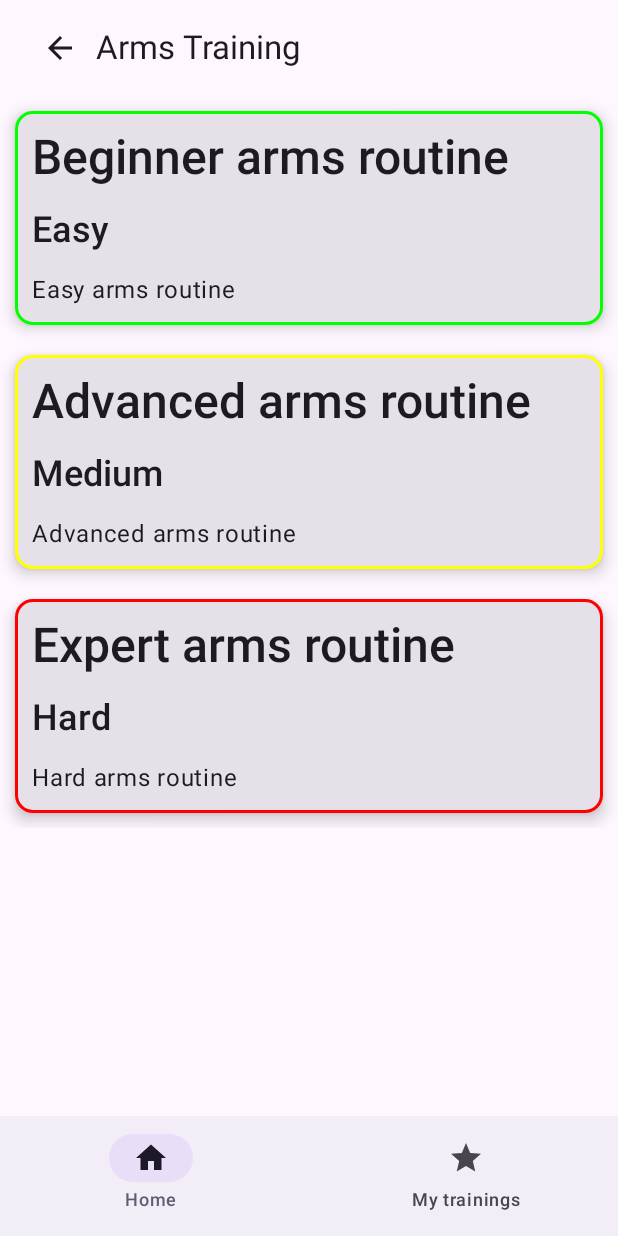
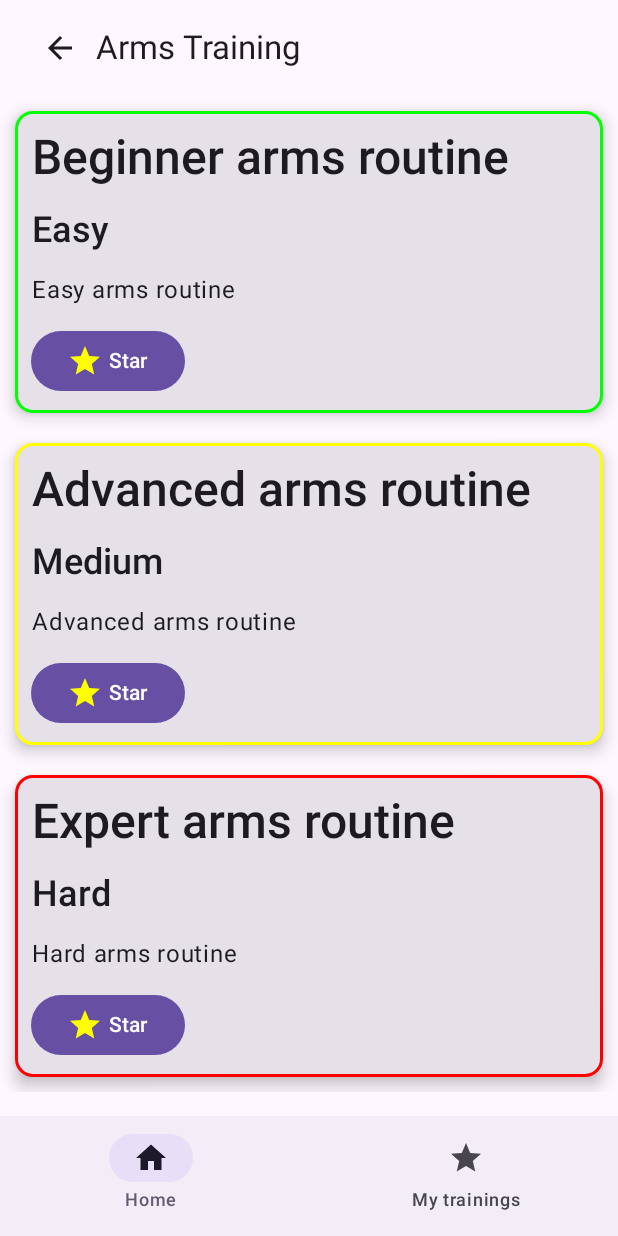
Before and after one commit to ThePowerdinoDeluxe990/TrainingApp, an Android app built with Jetpack Compose: the screen it shows after launch (MainActivity), after a tap on "Arms", on a phone screen of 412 x 824 dp. Run offline under Robolectric (Android 15) with nearby library versions, the phone set to English and light mode, and no system bars; our stand-ins replace Room's generated code.

Commit message:
Added star button, solo queda el boton de remover y otras cosas mas

```diff
--- a/app/src/main/java/com/powerdino/trainingapp/ui/TrainingAppScaffold.kt
+++ b/app/src/main/java/com/powerdino/trainingapp/ui/TrainingAppScaffold.kt
@@ -39,7 +39,7 @@ import com.powerdino.trainingapp.ui.screens.viewmodels.ExerciseViewModel
 import com.powerdino.trainingapp.ui.theme.TrainingAppTheme
 
 
-
+//TODO Test DAO
 @Composable
 fun TrainingAppScaffold(
     NavViewModel: ExerciseViewModel = viewModel(),
--- a/app/src/main/java/com/powerdino/trainingapp/ui/screens/ExercisesListScreen.kt
+++ b/app/src/main/java/com/powerdino/trainingapp/ui/screens/ExercisesListScreen.kt
@@ -1,12 +1,10 @@
 package com.powerdino.trainingapp.ui.screens
 
 import android.content.res.Configuration
-import androidx.compose.foundation.layout.Column
 import androidx.compose.foundation.layout.Row
 import androidx.compose.foundation.layout.padding
 import androidx.compose.foundation.lazy.LazyColumn
 import androidx.compose.foundation.lazy.items
-import androidx.compose.foundation.lazy.itemsIndexed
 import androidx.compose.material.icons.Icons
 import androidx.compose.material.icons.automirrored.filled.ArrowBack
 import androidx.compose.material3.ExperimentalMaterial3Api
@@ -69,14 +67,17 @@ fun ExercisesListScreen(
         LazyColumn (
             modifier = Modifier.padding(innerPadding)
         ){
-            itemsIndexed(exerciseViewModel.currentList){index,  item ->
+            items(exerciseViewModel.currentList){ item ->
                 TrainingMenuComposable(
                     trainingName = item.nameOf,
                     trainingDescription = item.descriptionOfExercise,
                     trainingDifficulty = item.difficultyLevel,
                     borderColor = Color(item.borderColor),
-                    borderSize = 2.dp
-                ) {
+                    borderSize = 2.dp,
+                    clickAction = {
+
+                    },
+                    starAction = {
                         coroutineScope.launch{
                             dataBaseViewModel?.insertItem(
                                 item = ExerciseEntity(
@@ -85,16 +86,13 @@ fun ExercisesListScreen(
                                     descriptionOfExercise = item.descriptionOfExercise,
                                     pictureExercise = item.pictureExercise,
                                     borderColor = item.borderColor,
-                                id = index
+                                    id = item.id
                                 )
                             )
                         }
-                }
-
-            }
-            exerciseViewModel.currentList.forEachIndexed {index, item ->
-
-
+                    },
+                    enableOrDisableStar = true
+                )
             }
         }
     }
--- a/app/src/main/java/com/powerdino/trainingapp/ui/screens/TrainingScreen.kt
+++ b/app/src/main/java/com/powerdino/trainingapp/ui/screens/TrainingScreen.kt
@@ -44,39 +44,48 @@ fun TrainingScreen(
             trainingDescription = stringResource(id = R.string.arm_description_routine),
             borderColor = MaterialTheme.colorScheme.primaryContainer,
             borderSize = 0.dp,
-            trainingDifficulty = null
-        ){
+            trainingDifficulty = null,
+            clickAction = {
                 exerciseViewModel.setNavStateList(ListOfExercises.firstList)
                 navController.navigate(
                     NavAppScreens.ExercisesListScreen.route + "/Arms Training"
                 )
-        }
+            },
+            starAction = {},
+            enableOrDisableStar = false
+        )
 
         TrainingMenuComposable(
             trainingName = "Legs",
             trainingDescription = stringResource(id = R.string.legs_description_routine),
             borderColor = MaterialTheme.colorScheme.primaryContainer,
             borderSize = 0.dp,
-            trainingDifficulty = null
-        ) {
+            trainingDifficulty = null,
+            starAction = {},
+            clickAction = {
                 exerciseViewModel.setNavStateList(ListOfExercises.secondList)
                 navController.navigate(
                     NavAppScreens.ExercisesListScreen.route + "/Legs Training"
                 )
-        }
+            },
+            enableOrDisableStar = false
+        )
 
         TrainingMenuComposable(
             trainingName = "Running",
             trainingDescription = stringResource(id = R.string.running_description_routine) ,
             borderColor = MaterialTheme.colorScheme.primaryContainer,
             borderSize = 0.dp,
-            trainingDifficulty = null
-        ) {
+            trainingDifficulty = null,
+            starAction = {},
+            clickAction = {
                 exerciseViewModel.setNavStateList(ListOfExercises.thirdList)
                 navController.navigate(
                     NavAppScreens.ExercisesListScreen.route + "/Running Training"
                 )
-        }
+            },
+            enableOrDisableStar = false
+        )
     }
 }
 
--- a/app/src/main/java/com/powerdino/trainingapp/ui/screens/composables/TrainingMenuComposable.kt
+++ b/app/src/main/java/com/powerdino/trainingapp/ui/screens/composables/TrainingMenuComposable.kt
@@ -1,20 +1,30 @@
 package com.powerdino.trainingapp.ui.screens.composables
 
 import androidx.compose.foundation.BorderStroke
+import androidx.compose.foundation.layout.Arrangement
 import androidx.compose.foundation.layout.Column
+import androidx.compose.foundation.layout.Row
+import androidx.compose.foundation.layout.Spacer
 import androidx.compose.foundation.layout.fillMaxWidth
 import androidx.compose.foundation.layout.padding
+import androidx.compose.material.icons.Icons
+import androidx.compose.material.icons.outlined.Star
+import androidx.compose.material3.Button
 import androidx.compose.material3.Card
 import androidx.compose.material3.CardDefaults
+import androidx.compose.material3.Icon
 import androidx.compose.material3.MaterialTheme
 import androidx.compose.material3.Text
 import androidx.compose.runtime.Composable
+import androidx.compose.ui.Alignment
 import androidx.compose.ui.Modifier
 import androidx.compose.ui.graphics.Color
+import androidx.compose.ui.res.stringResource
 import androidx.compose.ui.text.font.FontWeight
 import androidx.compose.ui.tooling.preview.Preview
 import androidx.compose.ui.unit.Dp
 import androidx.compose.ui.unit.dp
+import com.powerdino.trainingapp.R
 import com.powerdino.trainingapp.ui.theme.TrainingAppTheme
 
 @Composable
@@ -24,7 +34,9 @@ fun TrainingMenuComposable(
     trainingDifficulty:String?,
     borderColor: Color,
     borderSize:Dp,
-    clickAction:() -> Unit
+    clickAction:() -> Unit,
+    starAction:() -> Unit,
+    enableOrDisableStar:Boolean
 ){
     Card (
         elevation = CardDefaults.cardElevation(
@@ -64,6 +76,28 @@ fun TrainingMenuComposable(
                 modifier = Modifier.padding( 6.dp)
             )
 
+            if(enableOrDisableStar){
+                Button(
+                    onClick = starAction,
+                    modifier = Modifier.padding(5.dp)
+                ) {
+                    Row (
+                        verticalAlignment = Alignment.CenterVertically,
+                        horizontalArrangement = Arrangement.Center
+                    ){
+                        Icon(
+                            imageVector = Icons.Outlined.Star,
+                            contentDescription = stringResource(id = R.string.add_to_star),
+                            tint = Color.Yellow,
+                        )
+
+                        Spacer( modifier = Modifier.padding(2.dp))
+
+                        Text("Star")
+                    }
+                }
+            }
+
         }
     }
 }
@@ -73,12 +107,28 @@ fun TrainingMenuComposable(
 @Composable
 private fun Preview() {
     TrainingAppTheme {
-        TrainingMenuComposable(
-            "Example",
-            "Lorem Ipsum",
-            "Easy",
-            MaterialTheme.colorScheme.surface,
-            0.dp
-        ) {}
+        Column {
+            TrainingMenuComposable(
+                "Example",
+                "Lorem Ipsum",
+                "Easy",
+                MaterialTheme.colorScheme.surface,
+                0.dp,
+                {},
+                {},
+                true
+            )
+            TrainingMenuComposable(
+                "Example",
+                "Lorem Ipsum",
+                "Easy",
+                MaterialTheme.colorScheme.surface,
+                0.dp,
+                {},
+                {},
+                false
+            )
+        }
+
     }
 }
--- a/app/src/main/java/com/powerdino/trainingapp/ui/screens/ListOfExerciseData.kt
+++ b/app/src/main/java/com/powerdino/trainingapp/ui/screens/lists/ListOfExerciseData.kt
@@ -1,9 +1,10 @@
-package com.powerdino.trainingapp.ui.screens
+package com.powerdino.trainingapp.ui.screens.lists
 
 import kotlinx.serialization.Serializable
 
 @Serializable
 data class ListOfExerciseData(
+    val id:Int,
     val difficultyLevel:String,
     val nameOf:String,
     val borderColor:Int,
--- a/app/src/main/java/com/powerdino/trainingapp/ui/screens/lists/ListOfExercises.kt
+++ b/app/src/main/java/com/powerdino/trainingapp/ui/screens/lists/ListOfExercises.kt
@@ -1,11 +1,11 @@
 package com.powerdino.trainingapp.ui.screens.lists
 
 import android.graphics.Color
-import com.powerdino.trainingapp.ui.screens.ListOfExerciseData
 
 object ListOfExercises {
     val firstList = listOf(
         ListOfExerciseData(
+            id = 1,
             difficultyLevel = "Easy",
             nameOf = "Beginner arms routine",
             pictureExercise = 12,
@@ -13,6 +13,7 @@ object ListOfExercises {
             descriptionOfExercise = "Easy arms routine"
         ),
         ListOfExerciseData(
+            id = 2,
             difficultyLevel = "Medium",
             nameOf = "Advanced arms routine",
             borderColor = Color.YELLOW,
@@ -20,6 +21,7 @@ object ListOfExercises {
             descriptionOfExercise = "Advanced arms routine"
         ),
         ListOfExerciseData(
+            id = 3,
             difficultyLevel = "Hard",
             nameOf = "Expert arms routine",
             borderColor = Color.RED,
@@ -30,6 +32,7 @@ object ListOfExercises {
 
     val secondList = listOf(
         ListOfExerciseData(
+            id = 4,
             difficultyLevel = "Easy",
             nameOf = "Beginner legs routine",
             borderColor = Color.GREEN,
@@ -37,6 +40,7 @@ object ListOfExercises {
             descriptionOfExercise = "Easy legs routine"
         ),
         ListOfExerciseData(
+            id = 5,
             difficultyLevel = "Medium",
             nameOf = "Advanced legs routine",
             borderColor = Color.YELLOW,
@@ -44,6 +48,7 @@ object ListOfExercises {
             descriptionOfExercise = "Medium legs routine"
         ),
         ListOfExerciseData(
+            id = 6,
             difficultyLevel = "Hard",
             nameOf = "Expert legs routine",
             borderColor = Color.RED,
@@ -54,6 +59,7 @@ object ListOfExercises {
 
     val thirdList = listOf(
         ListOfExerciseData(
+            id = 7,
             difficultyLevel = "Easy",
             nameOf = "Beginner running routine",
             borderColor = Color.GREEN,
@@ -61,6 +67,7 @@ object ListOfExercises {
             descriptionOfExercise = "Easy running routine"
         ),
         ListOfExerciseData(
+            id = 8,
             difficultyLevel = "Medium",
             nameOf = "Advanced running routine",
             pictureExercise = 12,
@@ -68,6 +75,7 @@ object ListOfExercises {
             descriptionOfExercise = "Medium running routine"
         ),
         ListOfExerciseData(
+            id = 9,
             difficultyLevel = "Hard",
             nameOf = "Expert running routine",
             pictureExercise = 12,
--- a/app/src/main/java/com/powerdino/trainingapp/ui/screens/viewmodels/ExerciseDbViewModel.kt
+++ b/app/src/main/java/com/powerdino/trainingapp/ui/screens/viewmodels/ExerciseDbViewModel.kt
@@ -8,9 +8,7 @@ import androidx.lifecycle.viewmodel.viewModelFactory
 import com.powerdino.trainingapp.TrainingApplication
 import com.powerdino.trainingapp.data.ExerciseDao
 import com.powerdino.trainingapp.data.ExerciseEntity
-import com.powerdino.trainingapp.ui.screens.ListOfExerciseData
 import kotlinx.coroutines.flow.Flow
-import kotlinx.coroutines.flow.StateFlow
 
 class ExerciseDbViewModel(
     private val exerciseDao: ExerciseDao
--- a/app/src/main/res/values/strings.xml
+++ b/app/src/main/res/values/strings.xml
@@ -7,6 +7,7 @@
 
     <string name="my_training_title">Trainings</string>
 
+    <string name="add_to_star">Star training</string>
     <!--
     Description Exercises
     -->
```
Also changed, not shown: app/src/main/java/com/powerdino/trainingapp/ui/screens/StarScreen.kt (+6 -4 lines), app/src/main/java/com/powerdino/trainingapp/ui/screens/viewmodels/ExerciseViewModel.kt (+1 -7 lines). Lines whose indentation alone changed are shown as unchanged.
